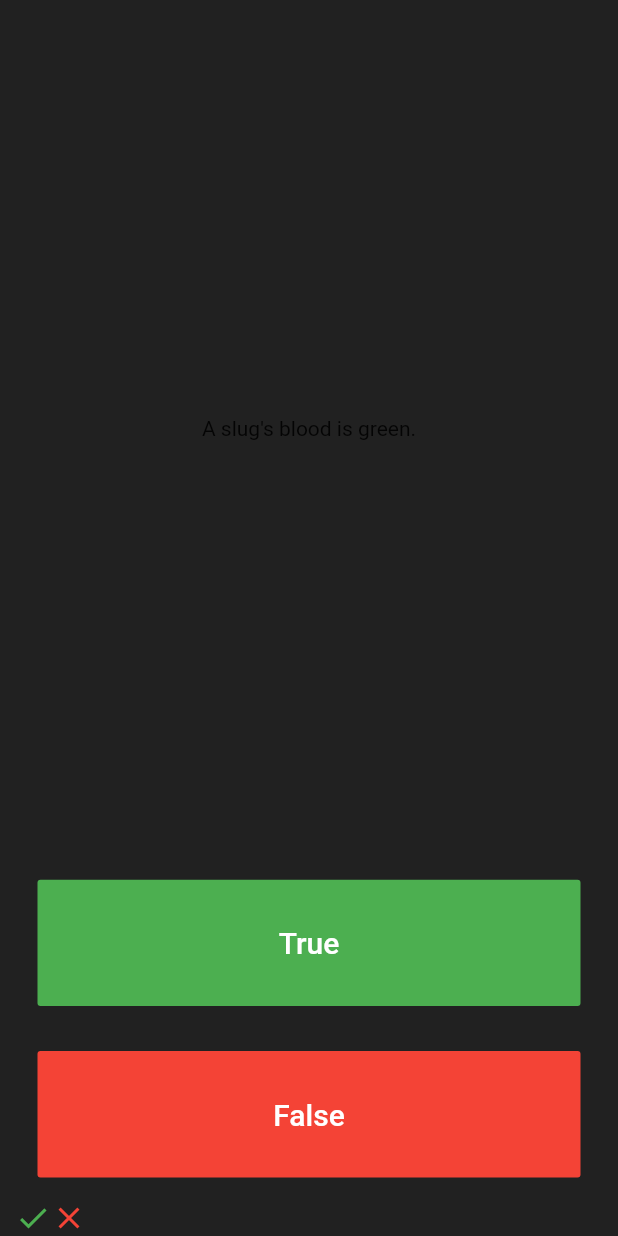
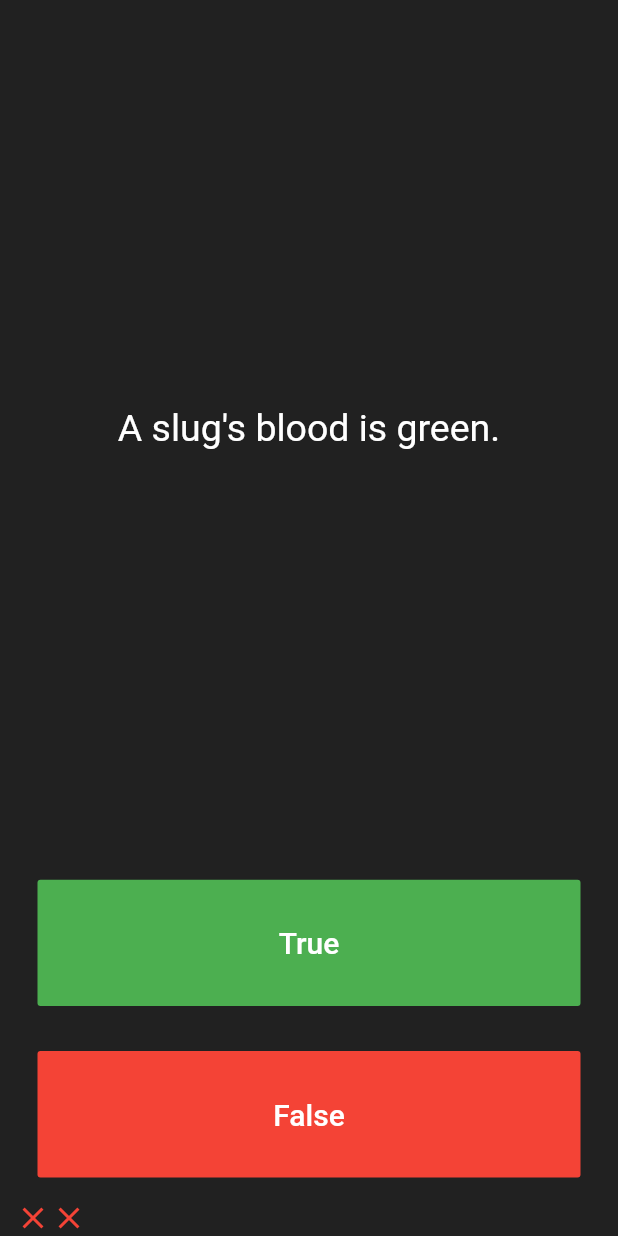
Before and after one commit to T-Davis/flutter_demos, a Flutter app: the screen it shows after launch, after a tap on "True", after a tap on "False", on a phone screen of 412 x 824 dp. Run offline on Flutter 3.47's test engine with Material 2 defaults, Android fonts, the phone set to English and light mode, and no system bars; our stand-ins replace audioplayers, google_fonts.

```diff
--- a/quizzler-flutter/lib/main.dart
+++ b/quizzler-flutter/lib/main.dart
@@ -31,19 +31,21 @@ class _QuizPageState extends State<QuizPage> {
     'Approximately one quarter of human bones are in the feet.',
     'A slug\'s blood is green.'
   ];
+  List<bool> answers = [false, true, true];
   int questionNumber = 0;
-
-  Text questionText = Text(
-    '',
-    textAlign: TextAlign.center,
-    style: TextStyle(
-      fontSize: 25.0,
-      color: Colors.white,
-    ),
-  );
+  bool isGameOver = false;
+  String questionText;
+  int correctNum = 0;
+  int incorrectNum = 0;
 
   @override
   Widget build(BuildContext context) {
+    if (questionNumber >= questions.length) {
+      isGameOver = true;
+      questionText = 'Finished\nYou got $correctNum correct!';
+    } else {
+      questionText = questions[questionNumber];
+    }
     return Column(
       mainAxisAlignment: MainAxisAlignment.spaceBetween,
       crossAxisAlignment: CrossAxisAlignment.stretch,
@@ -53,7 +55,14 @@ class _QuizPageState extends State<QuizPage> {
           child: Padding(
             padding: EdgeInsets.all(10.0),
             child: Center(
-              child: questionText,
+              child: Text(
+                questionText,
+                textAlign: TextAlign.center,
+                style: TextStyle(
+                  fontSize: 25.0,
+                  color: Colors.white,
+                ),
+              ),
             ),
           ),
         ),
@@ -72,16 +81,19 @@ class _QuizPageState extends State<QuizPage> {
               ),
               onPressed: () {
                 setState(() {
+                  if (!isGameOver) {
+                    if (answers[questionNumber]) {
                       scoreKeeper.add(
                         Icon(Icons.check, color: Colors.green),
                       );
-                  if (questionNumber < questions.length) {
+                      correctNum++;
+                    } else {
+                      scoreKeeper.add(
+                        Icon(Icons.close, color: Colors.red),
+                      );
+                      incorrectNum++;
+                    }
                     questionNumber++;
-                    questionText = Text(questions[questionNumber]);
-                  }
-                  if (questionNumber >= questions.length - 1) {
-                  } else {
-                    questionText = Text('End');
                   }
                 });
               },
@@ -102,14 +114,19 @@ class _QuizPageState extends State<QuizPage> {
               ),
               onPressed: () {
                 setState(() {
+                  if (!isGameOver) {
+                    if (!answers[questionNumber]) {
+                      scoreKeeper.add(
+                        Icon(Icons.check, color: Colors.green),
+                      );
+                      correctNum++;
+                    } else {
                       scoreKeeper.add(
                         Icon(Icons.close, color: Colors.red),
                       );
-                  if (questionNumber < questions.length - 1) {
+                      incorrectNum++;
+                    }
                     questionNumber++;
-                    questionText = Text(questions[questionNumber]);
-                  } else {
-                    questionText = Text('End');
                   }
                 });
               },
```
Lines whose indentation alone changed are shown as unchanged.
